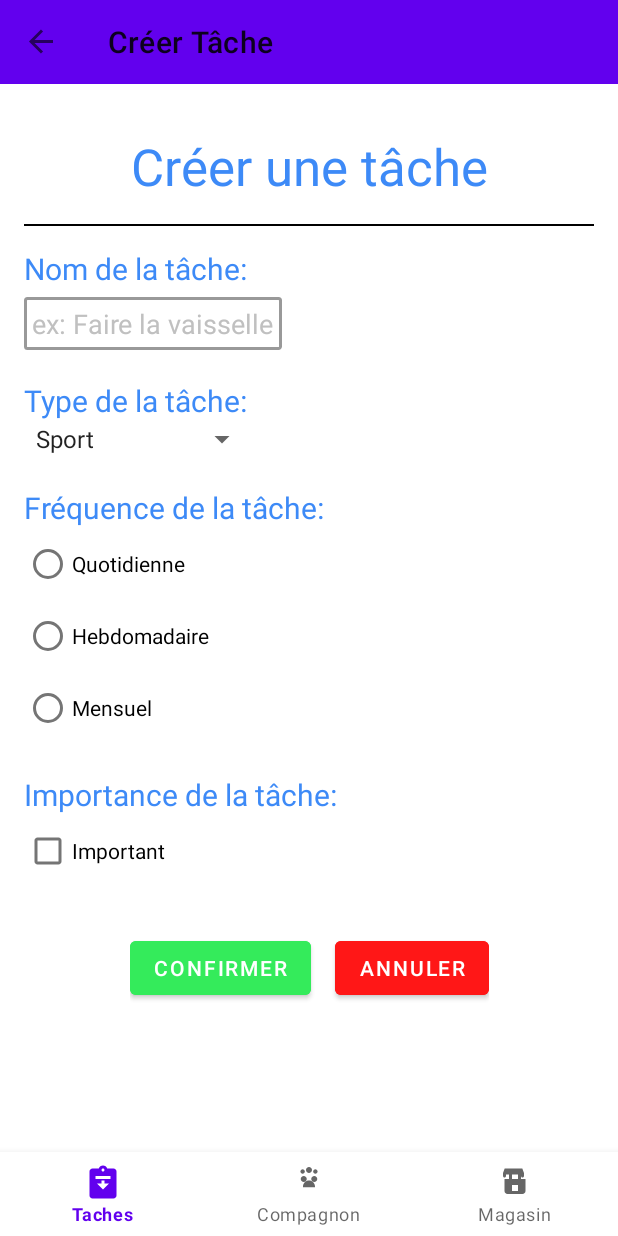
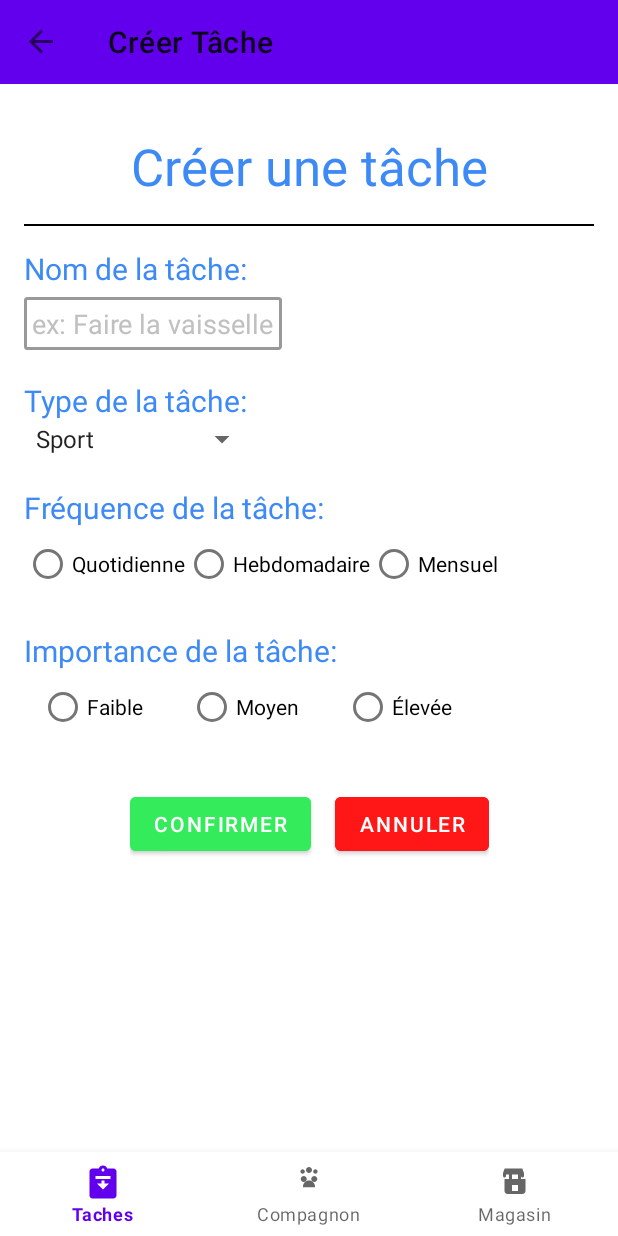
Before and after one commit to sofianghobrini/Vakna, an Android app built with Jetpack Compose: the AjouterFragment screen opened through its navigation route, after a tap on "CONFIRMER", on a phone screen of 412 x 824 dp. Run offline under Robolectric (Android 15) with nearby library versions, the phone set to English and light mode, and no system bars; our stand-ins replace navigation-ui; Roboto replaces fonts that are not available here.

Commit message:
Changement importance ajouter

```diff
--- a/app/src/main/java/com/app/vakna/ui/ajouter/AjouterFragment.kt
+++ b/app/src/main/java/com/app/vakna/ui/ajouter/AjouterFragment.kt
@@ -28,7 +28,7 @@ class AjouterFragment : Fragment() {
         val tacheNomInput = binding.inputNomTache
         val tacheTypeSpinner = binding.selectTypeTache
         val tacheRadioFrequence = binding.radioFrequenceTache
-        val tacheCheckboxImportance = binding.checkboxImportance
+        val tacheRadioImportance = binding.radioImportanceTache
         val confirmButton = binding.boutonCreerTache
         val annulerButton = binding.boutonAnnulerCreation
 
@@ -36,13 +36,13 @@ class AjouterFragment : Fragment() {
         confirmButton.setOnClickListener {
             val tacheNom = tacheNomInput.text.toString()
             val tacheType = tacheTypeSpinner.selectedItem.toString()
-            val selectedRadioButton =
-                binding.root.findViewById<RadioButton>(tacheRadioFrequence.checkedRadioButtonId)
-            if (selectedRadioButton == null || tacheNom.isEmpty()) {
+            val selectedRadioFrequence = binding.root.findViewById<RadioButton>(tacheRadioFrequence.checkedRadioButtonId)
+            val selectedRadioImportance = binding.root.findViewById<RadioButton>(tacheRadioImportance.checkedRadioButtonId)
+            if (selectedRadioFrequence == null || tacheNom.isEmpty() || selectedRadioImportance == null) {
                 Toast.makeText(requireContext(), "La fréquence ou le nom se sont pas choisi!", Toast.LENGTH_SHORT).show()
             } else {
-                val tacheFrequence = selectedRadioButton.text.toString()
-                val tacheImportance = if (tacheCheckboxImportance.isChecked) "Importante" else "Pas Importante"
+                val tacheFrequence = selectedRadioFrequence.text.toString()
+                val tacheImportance = selectedRadioImportance.text.toString()
                 Toast.makeText(requireContext(), "Tâche ajoutée: $tacheNom, Type: $tacheType, Frequence: $tacheFrequence, Importance: $tacheImportance", Toast.LENGTH_SHORT).show()
             }
         }
--- a/app/src/main/res/layout/fragment_ajouter.xml
+++ b/app/src/main/res/layout/fragment_ajouter.xml
@@ -94,7 +94,7 @@
         android:id="@+id/radioFrequenceTache"
         android:layout_width="wrap_content"
         android:layout_height="wrap_content"
-        android:orientation="vertical"
+        android:orientation="horizontal"
         app:layout_constraintStart_toStartOf="parent"
         app:layout_constraintTop_toBottomOf="@id/labelFrequenceTache">
 
@@ -129,13 +129,36 @@
         app:layout_constraintStart_toStartOf="parent"
         app:layout_constraintTop_toBottomOf="@id/radioFrequenceTache" />
 
-    <CheckBox
-        android:id="@+id/checkboxImportance"
+    <RadioGroup
+        android:id="@+id/radioImportanceTache"
         android:layout_width="wrap_content"
         android:layout_height="wrap_content"
-        android:text="Important"
+        android:orientation="horizontal"
         app:layout_constraintStart_toStartOf="parent"
-        app:layout_constraintTop_toBottomOf="@id/labelImportanceTache" />
+        app:layout_constraintTop_toBottomOf="@id/labelImportanceTache">
+
+        <RadioButton
+            android:id="@+id/radioFaible"
+            android:layout_width="wrap_content"
+            android:layout_height="wrap_content"
+            android:text="Faible"
+            android:layout_marginEnd="30dp"
+            android:layout_marginStart="10dp" />
+
+        <RadioButton
+            android:id="@+id/radioMoyen"
+            android:layout_width="wrap_content"
+            android:layout_height="wrap_content"
+            android:text="Moyen"
+            android:layout_marginEnd="30dp" />
+
+        <RadioButton
+            android:id="@+id/radioElevee"
+            android:layout_width="wrap_content"
+            android:layout_height="wrap_content"
+            android:text="Élevée" />
+
+    </RadioGroup>
 
     <LinearLayout
         android:layout_width="wrap_content"
@@ -143,7 +166,7 @@
         android:orientation="horizontal"
         app:layout_constraintEnd_toEndOf="parent"
         app:layout_constraintStart_toStartOf="parent"
-        app:layout_constraintTop_toBottomOf="@id/checkboxImportance">
+        app:layout_constraintTop_toBottomOf="@id/radioImportanceTache">
 
         <Button
             android:id="@+id/boutonCreerTache"
```
